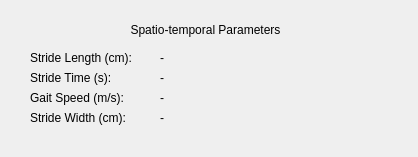
Before: the Qt Designer form analyticsParams.ui in mattorga/thesis, drawn with Qt 5.
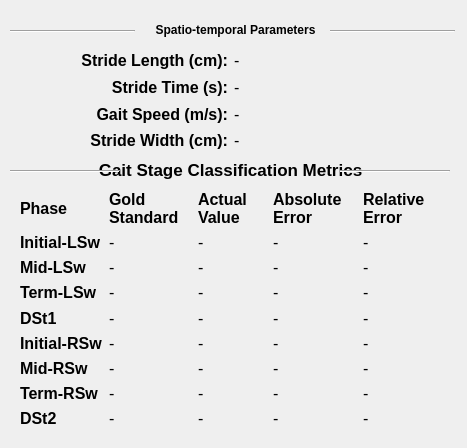
After: the same form once the commit is applied.

Commit message: Added Gait Stage Classification Metrics in the  GUI

```diff
--- a/analyticsParams.ui
+++ b/analyticsParams.ui
@@ -6,35 +6,30 @@
    <rect>
     <x>0</x>
     <y>0</y>
-    <width>418</width>
-    <height>157</height>
+    <width>467</width>
+    <height>448</height>
    </rect>
   </property>
   <property name="windowTitle">
    <string>Dialog</string>
   </property>
-  <widget class="QLabel" name="strideLengthLabel">
-   <property name="geometry">
-    <rect>
-     <x>30</x>
-     <y>50</y>
-     <width>121</width>
-     <height>16</height>
-    </rect>
-   </property>
-   <property name="text">
-    <string>Stride Length (cm):</string>
-   </property>
-  </widget>
   <widget class="QLabel" name="label_2">
    <property name="geometry">
     <rect>
-     <x>10</x>
+     <x>30</x>
      <y>20</y>
-     <width>391</width>
+     <width>411</width>
      <height>20</height>
     </rect>
    </property>
+   <property name="font">
+    <font>
+     <weight>75</weight>
+     <bold>true</bold>
+     <underline>false</underline>
+     <strikeout>false</strikeout>
+    </font>
+   </property>
    <property name="text">
     <string>Spatio-temporal Parameters</string>
    </property>
@@ -42,106 +37,918 @@
     <set>Qt::AlignCenter</set>
    </property>
   </widget>
-  <widget class="QLabel" name="strideTimeLabel">
+  <widget class="QLabel" name="label">
    <property name="geometry">
     <rect>
      <x>30</x>
-     <y>70</y>
-     <width>121</width>
-     <height>16</height>
+     <y>160</y>
+     <width>401</width>
+     <height>20</height>
     </rect>
    </property>
+   <property name="font">
+    <font>
+     <pointsize>13</pointsize>
+     <weight>75</weight>
+     <bold>true</bold>
+     <underline>false</underline>
+     <strikeout>false</strikeout>
+    </font>
+   </property>
    <property name="text">
-    <string>Stride Time (s):</string>
+    <string>Gait Stage Classification Metrics</string>
    </property>
    <property name="alignment">
-    <set>Qt::AlignLeading|Qt::AlignLeft|Qt::AlignVCenter</set>
+    <set>Qt::AlignCenter</set>
    </property>
   </widget>
-  <widget class="QLabel" name="gaitSpeedLabel">
+  <widget class="QLabel" name="label_8">
    <property name="geometry">
     <rect>
-     <x>30</x>
-     <y>90</y>
-     <width>121</width>
+     <x>250</x>
+     <y>180</y>
+     <width>41</width>
      <height>16</height>
     </rect>
    </property>
    <property name="text">
-    <string>Gait Speed (m/s):</string>
+    <string/>
    </property>
-   <property name="alignment">
-    <set>Qt::AlignLeading|Qt::AlignLeft|Qt::AlignVCenter</set>
+  </widget>
+  <widget class="Line" name="line">
+   <property name="geometry">
+    <rect>
+     <x>10</x>
+     <y>170</y>
+     <width>110</width>
+     <height>3</height>
+    </rect>
    </property>
+   <property name="orientation">
+    <enum>Qt::Horizontal</enum>
+   </property>
   </widget>
-  <widget class="QLabel" name="strideWidthLabel">
+  <widget class="Line" name="line_2">
    <property name="geometry">
     <rect>
-     <x>30</x>
-     <y>110</y>
-     <width>121</width>
-     <height>16</height>
+     <x>340</x>
+     <y>170</y>
+     <width>110</width>
+     <height>3</height>
     </rect>
    </property>
-   <property name="text">
-    <string>Stride Width (cm):</string>
+   <property name="orientation">
+    <enum>Qt::Horizontal</enum>
    </property>
-   <property name="alignment">
-    <set>Qt::AlignLeading|Qt::AlignLeft|Qt::AlignVCenter</set>
+  </widget>
+  <widget class="Line" name="line_3">
+   <property name="geometry">
+    <rect>
+     <x>10</x>
+     <y>30</y>
+     <width>125</width>
+     <height>3</height>
+    </rect>
    </property>
+   <property name="orientation">
+    <enum>Qt::Horizontal</enum>
+   </property>
   </widget>
-  <widget class="QLabel" name="strideLengthValue">
+  <widget class="Line" name="line_4">
    <property name="geometry">
     <rect>
-     <x>160</x>
+     <x>330</x>
+     <y>30</y>
+     <width>125</width>
+     <height>3</height>
+    </rect>
+   </property>
+   <property name="orientation">
+    <enum>Qt::Horizontal</enum>
+   </property>
+  </widget>
+  <widget class="QWidget" name="">
+   <property name="geometry">
+    <rect>
+     <x>20</x>
+     <y>190</y>
+     <width>421</width>
+     <height>238</height>
+    </rect>
+   </property>
+   <property name="font">
+    <font>
+     <pointsize>12</pointsize>
+    </font>
+   </property>
+   <layout class="QGridLayout" name="gridLayout">
+    <item row="0" column="0">
+     <widget class="QLabel" name="phaseLabel">
+      <property name="font">
+       <font>
+        <pointsize>12</pointsize>
+        <weight>75</weight>
+        <bold>true</bold>
+       </font>
+      </property>
+      <property name="text">
+       <string>Phase</string>
+      </property>
+      <property name="alignment">
+       <set>Qt::AlignLeading|Qt::AlignLeft|Qt::AlignVCenter</set>
+      </property>
+     </widget>
+    </item>
+    <item row="1" column="3">
+     <widget class="QLabel" name="absErr_initLSw">
+      <property name="font">
+       <font>
+        <pointsize>12</pointsize>
+       </font>
+      </property>
+      <property name="text">
+       <string>-</string>
+      </property>
+     </widget>
+    </item>
+    <item row="8" column="4">
+     <widget class="QLabel" name="relErr_DSt2">
+      <property name="font">
+       <font>
+        <pointsize>12</pointsize>
+       </font>
+      </property>
+      <property name="text">
+       <string>-</string>
+      </property>
+     </widget>
+    </item>
+    <item row="8" column="3">
+     <widget class="QLabel" name="absErr_DSt2">
+      <property name="font">
+       <font>
+        <pointsize>12</pointsize>
+       </font>
+      </property>
+      <property name="text">
+       <string>-</string>
+      </property>
+     </widget>
+    </item>
+    <item row="2" column="2">
+     <widget class="QLabel" name="actual_midLSw">
+      <property name="font">
+       <font>
+        <pointsize>12</pointsize>
+       </font>
+      </property>
+      <property name="text">
+       <string>-</string>
+      </property>
+     </widget>
+    </item>
+    <item row="5" column="1">
+     <widget class="QLabel" name="GS_initRSw">
+      <property name="font">
+       <font>
+        <pointsize>12</pointsize>
+       </font>
+      </property>
+      <property name="text">
+       <string>-</string>
+      </property>
+     </widget>
+    </item>
+    <item row="4" column="4">
+     <widget class="QLabel" name="relErr_DSt1">
+      <property name="font">
+       <font>
+        <pointsize>12</pointsize>
+       </font>
+      </property>
+      <property name="text">
+       <string>-</string>
+      </property>
+     </widget>
+    </item>
+    <item row="4" column="2">
+     <widget class="QLabel" name="actual_DSt1">
+      <property name="font">
+       <font>
+        <pointsize>12</pointsize>
+       </font>
+      </property>
+      <property name="text">
+       <string>-</string>
+      </property>
+     </widget>
+    </item>
+    <item row="1" column="2">
+     <widget class="QLabel" name="actual_initLSw">
+      <property name="font">
+       <font>
+        <pointsize>12</pointsize>
+       </font>
+      </property>
+      <property name="text">
+       <string>-</string>
+      </property>
+     </widget>
+    </item>
+    <item row="4" column="3">
+     <widget class="QLabel" name="absErr_DSt1">
+      <property name="font">
+       <font>
+        <pointsize>12</pointsize>
+       </font>
+      </property>
+      <property name="text">
+       <string>-</string>
+      </property>
+     </widget>
+    </item>
+    <item row="0" column="2">
+     <widget class="QLabel" name="actualLabel">
+      <property name="font">
+       <font>
+        <pointsize>12</pointsize>
+        <weight>75</weight>
+        <bold>true</bold>
+       </font>
+      </property>
+      <property name="text">
+       <string>Actual Value</string>
+      </property>
+      <property name="alignment">
+       <set>Qt::AlignLeading|Qt::AlignLeft|Qt::AlignVCenter</set>
+      </property>
+      <property name="wordWrap">
+       <bool>true</bool>
+      </property>
+     </widget>
+    </item>
+    <item row="0" column="4">
+     <widget class="QLabel" name="relErrLabel">
+      <property name="font">
+       <font>
+        <pointsize>12</pointsize>
+        <weight>75</weight>
+        <bold>true</bold>
+       </font>
+      </property>
+      <property name="text">
+       <string>Relative Error</string>
+      </property>
+      <property name="alignment">
+       <set>Qt::AlignLeading|Qt::AlignLeft|Qt::AlignVCenter</set>
+      </property>
+      <property name="wordWrap">
+       <bool>true</bool>
+      </property>
+     </widget>
+    </item>
+    <item row="0" column="1">
+     <widget class="QLabel" name="gsLabel">
+      <property name="font">
+       <font>
+        <pointsize>12</pointsize>
+        <weight>75</weight>
+        <bold>true</bold>
+       </font>
+      </property>
+      <property name="text">
+       <string>Gold Standard</string>
+      </property>
+      <property name="alignment">
+       <set>Qt::AlignLeading|Qt::AlignLeft|Qt::AlignVCenter</set>
+      </property>
+      <property name="wordWrap">
+       <bool>true</bool>
+      </property>
+     </widget>
+    </item>
+    <item row="1" column="0">
+     <widget class="QLabel" name="initLSWLabel">
+      <property name="font">
+       <font>
+        <pointsize>12</pointsize>
+        <weight>75</weight>
+        <bold>true</bold>
+       </font>
+      </property>
+      <property name="text">
+       <string>Initial-LSw</string>
+      </property>
+      <property name="alignment">
+       <set>Qt::AlignLeading|Qt::AlignLeft|Qt::AlignVCenter</set>
+      </property>
+     </widget>
+    </item>
+    <item row="5" column="4">
+     <widget class="QLabel" name="relErr_initRSw">
+      <property name="font">
+       <font>
+        <pointsize>12</pointsize>
+       </font>
+      </property>
+      <property name="text">
+       <string>-</string>
+      </property>
+     </widget>
+    </item>
+    <item row="1" column="1">
+     <widget class="QLabel" name="GS_initLSw">
+      <property name="font">
+       <font>
+        <pointsize>12</pointsize>
+       </font>
+      </property>
+      <property name="text">
+       <string>-</string>
+      </property>
+     </widget>
+    </item>
+    <item row="2" column="4">
+     <widget class="QLabel" name="relErr_midLSw">
+      <property name="font">
+       <font>
+        <pointsize>12</pointsize>
+       </font>
+      </property>
+      <property name="text">
+       <string>-</string>
+      </property>
+     </widget>
+    </item>
+    <item row="0" column="3">
+     <widget class="QLabel" name="absErrLabel">
+      <property name="font">
+       <font>
+        <pointsize>12</pointsize>
+        <weight>75</weight>
+        <bold>true</bold>
+       </font>
+      </property>
+      <property name="text">
+       <string>Absolute Error</string>
+      </property>
+      <property name="alignment">
+       <set>Qt::AlignLeading|Qt::AlignLeft|Qt::AlignVCenter</set>
+      </property>
+      <property name="wordWrap">
+       <bool>true</bool>
+      </property>
+     </widget>
+    </item>
+    <item row="3" column="3">
+     <widget class="QLabel" name="absErr_termLSw">
+      <property name="font">
+       <font>
+        <pointsize>12</pointsize>
+       </font>
+      </property>
+      <property name="text">
+       <string>-</string>
+      </property>
+     </widget>
+    </item>
+    <item row="3" column="4">
+     <widget class="QLabel" name="relErr_termLSw">
+      <property name="font">
+       <font>
+        <pointsize>12</pointsize>
+       </font>
+      </property>
+      <property name="text">
+       <string>-</string>
+      </property>
+     </widget>
+    </item>
+    <item row="3" column="0">
+     <widget class="QLabel" name="termLSWLabel">
+      <property name="font">
+       <font>
+        <pointsize>12</pointsize>
+        <weight>75</weight>
+        <bold>true</bold>
+       </font>
+      </property>
+      <property name="text">
+       <string>Term-LSw</string>
+      </property>
+      <property name="alignment">
+       <set>Qt::AlignLeading|Qt::AlignLeft|Qt::AlignVCenter</set>
+      </property>
+     </widget>
+    </item>
+    <item row="5" column="2">
+     <widget class="QLabel" name="actual_initRSw">
+      <property name="font">
+       <font>
+        <pointsize>12</pointsize>
+       </font>
+      </property>
+      <property name="text">
+       <string>-</string>
+      </property>
+     </widget>
+    </item>
+    <item row="2" column="0">
+     <widget class="QLabel" name="midLSWLabel">
+      <property name="font">
+       <font>
+        <pointsize>12</pointsize>
+        <weight>75</weight>
+        <bold>true</bold>
+       </font>
+      </property>
+      <property name="text">
+       <string>Mid-LSw</string>
+      </property>
+      <property name="alignment">
+       <set>Qt::AlignLeading|Qt::AlignLeft|Qt::AlignVCenter</set>
+      </property>
+     </widget>
+    </item>
+    <item row="5" column="0">
+     <widget class="QLabel" name="initRSWLabel">
+      <property name="font">
+       <font>
+        <pointsize>12</pointsize>
+        <weight>75</weight>
+        <bold>true</bold>
+       </font>
+      </property>
+      <property name="text">
+       <string>Initial-RSw</string>
+      </property>
+      <property name="alignment">
+       <set>Qt::AlignLeading|Qt::AlignLeft|Qt::AlignVCenter</set>
+      </property>
+     </widget>
+    </item>
+    <item row="2" column="1">
+     <widget class="QLabel" name="GS_midLSw">
+      <property name="font">
+       <font>
+        <pointsize>12</pointsize>
+       </font>
+      </property>
+      <property name="text">
+       <string>-</string>
+      </property>
+     </widget>
+    </item>
+    <item row="4" column="0">
+     <widget class="QLabel" name="dst1Label">
+      <property name="font">
+       <font>
+        <pointsize>12</pointsize>
+        <weight>75</weight>
+        <bold>true</bold>
+       </font>
+      </property>
+      <property name="text">
+       <string>DSt1</string>
+      </property>
+      <property name="alignment">
+       <set>Qt::AlignLeading|Qt::AlignLeft|Qt::AlignVCenter</set>
+      </property>
+     </widget>
+    </item>
+    <item row="6" column="1">
+     <widget class="QLabel" name="GS_midRSw">
+      <property name="font">
+       <font>
+        <pointsize>12</pointsize>
+       </font>
+      </property>
+      <property name="text">
+       <string>-</string>
+      </property>
+     </widget>
+    </item>
+    <item row="6" column="2">
+     <widget class="QLabel" name="actual_midRSw">
+      <property name="font">
+       <font>
+        <pointsize>12</pointsize>
+       </font>
+      </property>
+      <property name="text">
+       <string>-</string>
+      </property>
+     </widget>
+    </item>
+    <item row="6" column="0">
+     <widget class="QLabel" name="midRSWLabel">
+      <property name="font">
+       <font>
+        <pointsize>12</pointsize>
+        <weight>75</weight>
+        <bold>true</bold>
+       </font>
+      </property>
+      <property name="text">
+       <string>Mid-RSw</string>
+      </property>
+      <property name="alignment">
+       <set>Qt::AlignLeading|Qt::AlignLeft|Qt::AlignVCenter</set>
+      </property>
+     </widget>
+    </item>
+    <item row="2" column="3">
+     <widget class="QLabel" name="absErr_midLSw">
+      <property name="font">
+       <font>
+        <pointsize>12</pointsize>
+       </font>
+      </property>
+      <property name="text">
+       <string>-</string>
+      </property>
+     </widget>
+    </item>
+    <item row="3" column="1">
+     <widget class="QLabel" name="GS_termLSw">
+      <property name="font">
+       <font>
+        <pointsize>12</pointsize>
+       </font>
+      </property>
+      <property name="text">
+       <string>-</string>
+      </property>
+     </widget>
+    </item>
+    <item row="5" column="3">
+     <widget class="QLabel" name="absErr_initRSw">
+      <property name="font">
+       <font>
+        <pointsize>12</pointsize>
+       </font>
+      </property>
+      <property name="text">
+       <string>-</string>
+      </property>
+     </widget>
+    </item>
+    <item row="6" column="4">
+     <widget class="QLabel" name="relErr_midRSw">
+      <property name="font">
+       <font>
+        <pointsize>12</pointsize>
+       </font>
+      </property>
+      <property name="text">
+       <string>-</string>
+      </property>
+     </widget>
+    </item>
+    <item row="4" column="1">
+     <widget class="QLabel" name="GS_DSt1">
+      <property name="font">
+       <font>
+        <pointsize>12</pointsize>
+       </font>
+      </property>
+      <property name="text">
+       <string>-</string>
+      </property>
+     </widget>
+    </item>
+    <item row="6" column="3">
+     <widget class="QLabel" name="absErr_midRSw">
+      <property name="font">
+       <font>
+        <pointsize>12</pointsize>
+       </font>
+      </property>
+      <property name="text">
+       <string>-</string>
+      </property>
+     </widget>
+    </item>
+    <item row="3" column="2">
+     <widget class="QLabel" name="actual_termLSw">
+      <property name="font">
+       <font>
+        <pointsize>12</pointsize>
+       </font>
+      </property>
+      <property name="text">
+       <string>-</string>
+      </property>
+     </widget>
+    </item>
+    <item row="7" column="0">
+     <widget class="QLabel" name="termRSWLabel">
+      <property name="font">
+       <font>
+        <pointsize>12</pointsize>
+        <weight>75</weight>
+        <bold>true</bold>
+       </font>
+      </property>
+      <property name="text">
+       <string>Term-RSw</string>
+      </property>
+      <property name="alignment">
+       <set>Qt::AlignLeading|Qt::AlignLeft|Qt::AlignVCenter</set>
+      </property>
+     </widget>
+    </item>
+    <item row="7" column="1">
+     <widget class="QLabel" name="GS_termRSw">
+      <property name="font">
+       <font>
+        <pointsize>12</pointsize>
+       </font>
+      </property>
+      <property name="text">
+       <string>-</string>
+      </property>
+     </widget>
+    </item>
+    <item row="7" column="2">
+     <widget class="QLabel" name="actual_termRSw">
+      <property name="font">
+       <font>
+        <pointsize>12</pointsize>
+       </font>
+      </property>
+      <property name="text">
+       <string>-</string>
+      </property>
+     </widget>
+    </item>
+    <item row="7" column="3">
+     <widget class="QLabel" name="absErr_termRSw">
+      <property name="font">
+       <font>
+        <pointsize>12</pointsize>
+       </font>
+      </property>
+      <property name="text">
+       <string>-</string>
+      </property>
+     </widget>
+    </item>
+    <item row="7" column="4">
+     <widget class="QLabel" name="relErr_termRSw">
+      <property name="font">
+       <font>
+        <pointsize>12</pointsize>
+       </font>
+      </property>
+      <property name="text">
+       <string>-</string>
+      </property>
+     </widget>
+    </item>
+    <item row="8" column="0">
+     <widget class="QLabel" name="dst2Label">
+      <property name="font">
+       <font>
+        <pointsize>12</pointsize>
+        <weight>75</weight>
+        <bold>true</bold>
+       </font>
+      </property>
+      <property name="text">
+       <string>DSt2</string>
+      </property>
+      <property name="alignment">
+       <set>Qt::AlignLeading|Qt::AlignLeft|Qt::AlignVCenter</set>
+      </property>
+     </widget>
+    </item>
+    <item row="8" column="1">
+     <widget class="QLabel" name="GS_DSt2">
+      <property name="font">
+       <font>
+        <pointsize>12</pointsize>
+       </font>
+      </property>
+      <property name="text">
+       <string>-</string>
+      </property>
+     </widget>
+    </item>
+    <item row="8" column="2">
+     <widget class="QLabel" name="actual_DSt2">
+      <property name="font">
+       <font>
+        <pointsize>12</pointsize>
+       </font>
+      </property>
+      <property name="text">
+       <string>-</string>
+      </property>
+     </widget>
+    </item>
+    <item row="1" column="4">
+     <widget class="QLabel" name="relErr_initLSw">
+      <property name="font">
+       <font>
+        <pointsize>12</pointsize>
+       </font>
+      </property>
+      <property name="text">
+       <string>-</string>
+      </property>
+     </widget>
+    </item>
+   </layout>
+  </widget>
+  <widget class="QWidget" name="">
+   <property name="geometry">
+    <rect>
+     <x>20</x>
      <y>50</y>
-     <width>201</width>
-     <height>16</height>
+     <width>421</width>
+     <height>101</height>
     </rect>
    </property>
-   <property name="text">
-    <string>-</string>
-   </property>
+   <layout class="QGridLayout" name="gridLayout_2">
+    <item row="0" column="0">
+     <widget class="QLabel" name="strideLengthLabel">
+      <property name="font">
+       <font>
+        <pointsize>12</pointsize>
+        <weight>75</weight>
+        <bold>true</bold>
+       </font>
+      </property>
+      <property name="text">
+       <string>Stride Length (cm):</string>
+      </property>
+      <property name="alignment">
+       <set>Qt::AlignRight|Qt::AlignTrailing|Qt::AlignVCenter</set>
+      </property>
+     </widget>
+    </item>
+    <item row="0" column="1">
+     <widget class="QLabel" name="strideLengthValue">
+      <property name="font">
+       <font>
+        <pointsize>12</pointsize>
+       </font>
+      </property>
+      <property name="text">
+       <string>-</string>
+      </property>
+     </widget>
+    </item>
+    <item row="1" column="0">
+     <widget class="QLabel" name="strideTimeLabel">
+      <property name="font">
+       <font>
+        <pointsize>12</pointsize>
+        <weight>75</weight>
+        <bold>true</bold>
+       </font>
+      </property>
+      <property name="text">
+       <string>Stride Time (s):</string>
+      </property>
+      <property name="alignment">
+       <set>Qt::AlignRight|Qt::AlignTrailing|Qt::AlignVCenter</set>
+      </property>
+     </widget>
+    </item>
+    <item row="1" column="1">
+     <widget class="QLabel" name="strideTimeValue">
+      <property name="font">
+       <font>
+        <pointsize>12</pointsize>
+       </font>
+      </property>
+      <property name="text">
+       <string>-</string>
+      </property>
+     </widget>
+    </item>
+    <item row="2" column="0">
+     <widget class="QLabel" name="gaitSpeedLabel">
+      <property name="font">
+       <font>
+        <pointsize>12</pointsize>
+        <weight>75</weight>
+        <bold>true</bold>
+       </font>
+      </property>
+      <property name="text">
+       <string>Gait Speed (m/s):</string>
+      </property>
+      <property name="alignment">
+       <set>Qt::AlignRight|Qt::AlignTrailing|Qt::AlignVCenter</set>
+      </property>
+     </widget>
+    </item>
+    <item row="2" column="1">
+     <widget class="QLabel" name="gaitSpeedValue">
+      <property name="font">
+       <font>
+        <pointsize>12</pointsize>
+       </font>
+      </property>
+      <property name="text">
+       <string>-</string>
+      </property>
+     </widget>
+    </item>
+    <item row="3" column="0">
+     <widget class="QLabel" name="strideWidthLabel">
+      <property name="font">
+       <font>
+        <pointsize>12</pointsize>
+        <weight>75</weight>
+        <bold>true</bold>
+       </font>
+      </property>
+      <property name="text">
+       <string>Stride Width (cm):</string>
+      </property>
+      <property name="alignment">
+       <set>Qt::AlignRight|Qt::AlignTrailing|Qt::AlignVCenter</set>
+      </property>
+     </widget>
+    </item>
+    <item row="3" column="1">
+     <widget class="QLabel" name="strideWidthValue">
+      <property name="font">
+       <font>
+        <pointsize>12</pointsize>
+       </font>
+      </property>
+      <property name="text">
+       <string>-</string>
+      </property>
+     </widget>
+    </item>
+   </layout>
   </widget>
-  <widget class="QLabel" name="strideTimeValue">
-   <property name="geometry">
-    <rect>
-     <x>160</x>
-     <y>70</y>
-     <width>201</width>
-     <height>16</height>
-    </rect>
-   </property>
-   <property name="text">
-    <string>-</string>
-   </property>
-  </widget>
-  <widget class="QLabel" name="gaitSpeedValue">
-   <property name="geometry">
-    <rect>
-     <x>160</x>
-     <y>90</y>
-     <width>201</width>
-     <height>16</height>
-    </rect>
-   </property>
-   <property name="text">
-    <string>-</string>
-   </property>
-  </widget>
-  <widget class="QLabel" name="strideWidthValue">
-   <property name="geometry">
-    <rect>
-     <x>160</x>
-     <y>110</y>
-     <width>201</width>
-     <height>16</height>
-    </rect>
-   </property>
-   <property name="text">
-    <string>-</string>
-   </property>
-  </widget>
+  <zorder>label_2</zorder>
+  <zorder>label</zorder>
+  <zorder>strideLengthLabel</zorder>
+  <zorder>strideTimeLabel</zorder>
+  <zorder>gaitSpeedLabel</zorder>
+  <zorder>strideWidthLabel</zorder>
+  <zorder>strideLengthValue</zorder>
+  <zorder>strideTimeValue</zorder>
+  <zorder>gaitSpeedValue</zorder>
+  <zorder>strideWidthValue</zorder>
+  <zorder>phaseLabel</zorder>
+  <zorder>initLSWLabel</zorder>
+  <zorder>midLSWLabel</zorder>
+  <zorder>gsLabel</zorder>
+  <zorder>actualLabel</zorder>
+  <zorder>label_8</zorder>
+  <zorder>absErrLabel</zorder>
+  <zorder>relErrLabel</zorder>
+  <zorder>termLSWLabel</zorder>
+  <zorder>dst1Label</zorder>
+  <zorder>initRSWLabel</zorder>
+  <zorder>midRSWLabel</zorder>
+  <zorder>termRSWLabel</zorder>
+  <zorder>dst2Label</zorder>
+  <zorder>line</zorder>
+  <zorder>line_2</zorder>
+  <zorder>line_3</zorder>
+  <zorder>line_4</zorder>
+  <zorder>GS_initLSw</zorder>
+  <zorder>actual_initLSw</zorder>
+  <zorder>absErr_initLSw</zorder>
+  <zorder>relErr_initLSw</zorder>
+  <zorder>actual_midLSw</zorder>
+  <zorder>relErr_midLSw</zorder>
+  <zorder>absErr_midLSw</zorder>
+  <zorder>GS_midLSw</zorder>
+  <zorder>actual_termLSw</zorder>
+  <zorder>relErr_DSt1</zorder>
+  <zorder>GS_DSt1</zorder>
+  <zorder>actual_DSt1</zorder>
+  <zorder>relErr_termLSw</zorder>
+  <zorder>absErr_termLSw</zorder>
+  <zorder>GS_termLSw</zorder>
+  <zorder>absErr_DSt1</zorder>
+  <zorder>actual_initRSw</zorder>
+  <zorder>relErr_termRSw</zorder>
+  <zorder>relErr_DSt2</zorder>
+  <zorder>relErr_midRSw</zorder>
+  <zorder>GS_midRSw</zorder>
+  <zorder>actual_midRSw</zorder>
+  <zorder>GS_termRSw</zorder>
+  <zorder>actual_termRSw</zorder>
+  <zorder>absErr_termRSw</zorder>
+  <zorder>relErr_initRSw</zorder>
+  <zorder>absErr_initRSw</zorder>
+  <zorder>GS_DSt2</zorder>
+  <zorder>absErr_DSt2</zorder>
+  <zorder>GS_initRSw</zorder>
+  <zorder>absErr_midRSw</zorder>
+  <zorder>actual_DSt2</zorder>
  </widget>
  <resources/>
  <connections/>
```
The commit also changes 5 other files.
